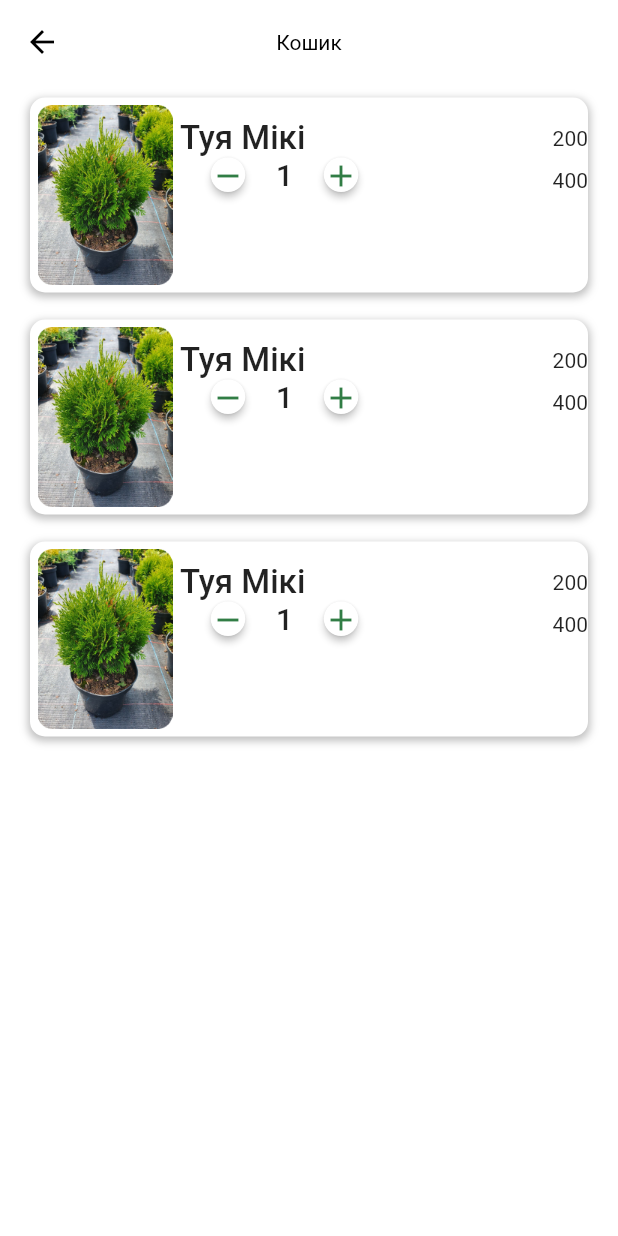
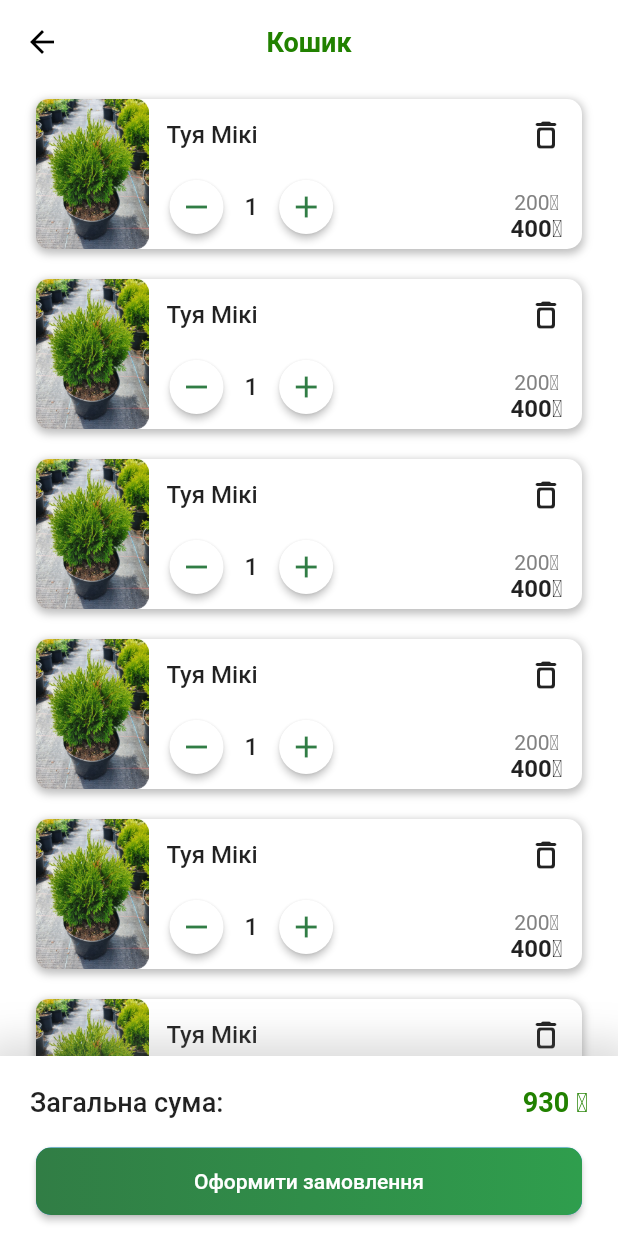
Before and after one commit to koperdasV/plants_store, a Flutter app: the DetailScreen screen opened by its route, after a tap on the "shopping cart" icon, on a phone screen of 412 x 824 dp. Run offline on Flutter 3.47's test engine with Material 2 defaults, Android fonts, the light colour scheme and no system bars; our stand-ins replace bloc, cloud_firestore, equatable, firebase_auth, firebase_core, flutter_bloc and 1 more; accounts and stored records are empty.

Commit message:
fix basket screen

```diff
--- a/lib/src/ui/auth/auth_screen.dart
+++ b/lib/src/ui/auth/auth_screen.dart
@@ -51,7 +51,6 @@ class AuthScreen extends StatelessWidget {
                     const TextFieldWidget(),
                     const SizedBox(height: 20),
                     ButtonWidget(
-                      size: size,
                       child: const Text('Увійти'),
                       onPressed: () {
                         Navigator.pushReplacement(
--- a/lib/src/ui/auth/components/button_widget.dart
+++ b/lib/src/ui/auth/components/button_widget.dart
@@ -4,13 +4,11 @@ import 'package:plants_store/resources/colors.dart';
 class ButtonWidget extends StatelessWidget {
   const ButtonWidget({
     Key? key,
-    required this.size,
     this.child,
     required this.onPressed,
   }) : super(key: key);
 
   final Widget? child;
-  final Size size;
   final Function() onPressed;
 
   @override
@@ -18,7 +16,7 @@ class ButtonWidget extends StatelessWidget {
     return Padding(
       padding: const EdgeInsets.symmetric(horizontal: 24),
       child: SizedBox(
-        width: size.width,
+        width: double.infinity,
         height: 45,
         child: ElevatedButton(
           style: ButtonStyle(
--- a/lib/src/ui/basket/basket_page.dart
+++ b/lib/src/ui/basket/basket_page.dart
@@ -1,7 +1,9 @@
 import 'package:flutter/material.dart';
 import 'package:plants_store/resources/colors.dart';
+import 'package:plants_store/src/ui/auth/components/button_widget.dart';
 import 'package:plants_store/src/ui/details/components/amount_controls.dart';
 import 'package:plants_store/src/ui/details/components/counter_widget.dart';
+import 'package:plants_store/src/ui/home/components/button_buy.dart';
 import 'package:plants_store/src/ui/home/components/card_photo.dart';
 import 'package:plants_store/theme/text_styles.dart';
 
@@ -12,20 +14,21 @@ class BasketPage extends StatelessWidget {
   Widget build(BuildContext context) {
     return Scaffold(
       appBar: AppBar(
-        title: const Text('Кошик'),
+        title: Text(
+          'Кошик',
+          style: get18W600PrimaryColorText(),
+        ),
         centerTitle: true,
       ),
       body: ListView.builder(
-        padding: const EdgeInsets.symmetric(horizontal: 20),
-        itemCount: 3,
+        padding: const EdgeInsets.symmetric(horizontal: 24),
+        itemCount: 10,
         itemBuilder: (context, index) {
           return Padding(
-            padding: const EdgeInsets.symmetric(vertical: 9),
+            padding: const EdgeInsets.symmetric(vertical: 10),
             child: Stack(
               children: [
                 Container(
-                  //height: 150,
-                  //padding: const EdgeInsets.all(14),
                   decoration: BoxDecoration(
                     borderRadius: BorderRadius.circular(10),
                     boxShadow: [
@@ -40,28 +43,24 @@ class BasketPage extends StatelessWidget {
                   ),
                   child: Row(
                     crossAxisAlignment: CrossAxisAlignment.start,
-                    // mainAxisAlignment: MainAxisAlignment.spaceBetween,
                     children: [
-                      Padding(
-                        padding: const EdgeInsets.all(5),
-                        child: SizedBox(
-                          width: 90,
-                          height: 120,
+                      SizedBox(
+                        width: 75,
+                        height: 100,
                         child: Image.asset(
                           'images/plant_test.png',
                           fit: BoxFit.contain,
                         ),
                       ),
-                      ),
                       Expanded(
                         child: SizedBox(
-                          child: Padding(
-                            padding: const EdgeInsets.only(top: 14),
                           child: Column(
                             mainAxisAlignment: MainAxisAlignment.spaceBetween,
                             crossAxisAlignment: CrossAxisAlignment.stretch,
                             children: [
-                                Row(
+                              Padding(
+                                padding: const EdgeInsets.only(left: 12),
+                                child: Row(
                                   mainAxisAlignment:
                                       MainAxisAlignment.spaceBetween,
                                   children: [
@@ -69,10 +68,18 @@ class BasketPage extends StatelessWidget {
                                       'Туя Мікі',
                                       style: get16W500BlackTextStyle(),
                                     ),
-                                    Text('200'),
+                                    IconButton(
+                                      onPressed: () {},
+                                      icon: const Icon(
+                                        Icons.delete_outline_rounded,
+                                      ),
+                                    ),
                                   ],
                                 ),
-                                Row(
+                              ),
+                              Padding(
+                                padding: const EdgeInsets.only(right: 13),
+                                child: Row(
                                   mainAxisAlignment:
                                       MainAxisAlignment.spaceBetween,
                                   crossAxisAlignment: CrossAxisAlignment.end,
@@ -86,7 +93,7 @@ class BasketPage extends StatelessWidget {
                                         Text(
                                           '1',
                                           style: TextStyle(
-                                            fontSize: 20,
+                                            fontSize: 16,
                                             fontWeight: FontWeight.w500,
                                           ),
                                         ),
@@ -96,11 +103,22 @@ class BasketPage extends StatelessWidget {
                                         ),
                                       ],
                                     ),
-                                    Text('400'),
+                                    Column(
+                                      children: [
+                                        Text(
+                                          '200₴',
+                                          style: get14W400SilverTextButton(),
+                                        ),
+                                        Text(
+                                          '400₴',
+                                          style: get16W700BlackTextStyle(),
+                                        ),
                                       ],
+                                    ),
+                                  ],
+                                ),
                               )
                             ],
-                            ),
                           ),
                         ),
                       ),
@@ -112,6 +130,49 @@ class BasketPage extends StatelessWidget {
           );
         },
       ),
+      bottomNavigationBar: SafeArea(
+        bottom: false,
+        child: Container(
+          height: 120,
+          decoration: const BoxDecoration(
+            boxShadow: [
+              BoxShadow(
+                color: Color.fromRGBO(112, 112, 112, 0.25),
+                blurRadius: 20,
+                spreadRadius: 10,
+              )
+            ],
+            color: Colors.white,
+          ),
+          child: Column(
+            children: [
+              Padding(
+                padding: const EdgeInsets.all(20),
+                child: Row(
+                  mainAxisAlignment: MainAxisAlignment.spaceBetween,
+                  children: [
+                    Text(
+                      'Загальна сума:',
+                      style: get18W500BlackTextStyle(),
+                    ),
+                    Text(
+                      '930 ₴',
+                      style: get18W700PrimaryColorText(),
+                    )
+                  ],
+                ),
+              ),
+              Padding(
+                padding: const EdgeInsets.only(bottom: 10),
+                child: ButtonWidget(
+                  child: const Text('Оформити замовлення'),
+                  onPressed: () {},
+                ),
+              ),
+            ],
+          ),
+        ),
+      ),
     );
   }
 }
--- a/lib/src/ui/details/components/counter_widget.dart
+++ b/lib/src/ui/details/components/counter_widget.dart
@@ -12,13 +12,10 @@ class CounterPoductWidget extends StatelessWidget {
   final double? height;
   @override
   Widget build(BuildContext context) {
-    return SizedBox(
-      height: height,
-      child: ElevatedButton(
+    return ElevatedButton(
       onPressed: () {},
       style: ButtonStyle(
         backgroundColor: MaterialStateProperty.all(Colors.white),
-          padding: MaterialStateProperty.all(const EdgeInsets.all(0)),
         shape: MaterialStateProperty.all(
           const CircleBorder(),
         ),
@@ -27,7 +24,6 @@ class CounterPoductWidget extends StatelessWidget {
         iconData,
         color: AppColor.unselectedItemColor,
       ),
-      ),
     );
   }
 }
--- a/lib/src/ui/details/details_screen.dart
+++ b/lib/src/ui/details/details_screen.dart
@@ -29,7 +29,7 @@ class _DetailScreenState extends State<DetailScreen> {
       appBar: AppBar(
         title: Text(
           'Деталі',
-          style: get16W600PrimaryColorText(),
+          style: get18W600PrimaryColorText(),
         ),
         centerTitle: true,
         actions: [
--- a/lib/theme/text_styles.dart
+++ b/lib/theme/text_styles.dart
@@ -3,7 +3,21 @@ import 'package:plants_store/resources/colors.dart';
 
 TextStyle get16W500BlackTextStyle() {
   return const TextStyle(
-    fontSize: 22,
+    fontSize: 16,
+    fontWeight: FontWeight.w500,
+  );
+}
+
+TextStyle get16W700BlackTextStyle() {
+  return const TextStyle(
+    fontSize: 16,
+    fontWeight: FontWeight.w700,
+  );
+}
+
+TextStyle get18W500BlackTextStyle() {
+  return const TextStyle(
+    fontSize: 18,
     fontWeight: FontWeight.w500,
   );
 }
@@ -24,10 +38,26 @@ TextStyle get14W500WhiteTextButton() {
   );
 }
 
-TextStyle get16W600PrimaryColorText() {
+TextStyle get14W400SilverTextButton() {
+  return const TextStyle(
+    fontSize: 14,
+    color: Color(0xFF828282),
+    fontWeight: FontWeight.w400,
+  );
+}
+
+TextStyle get18W600PrimaryColorText() {
   return TextStyle(
     fontSize: 18,
     color: AppColor.kPrimaryColor,
     fontWeight: FontWeight.w600,
   );
 }
+
+TextStyle get18W700PrimaryColorText() {
+  return TextStyle(
+    fontSize: 18,
+    color: AppColor.kPrimaryColor,
+    fontWeight: FontWeight.w700,
+  );
+}
```
Lines whose indentation alone changed are shown as unchanged.
